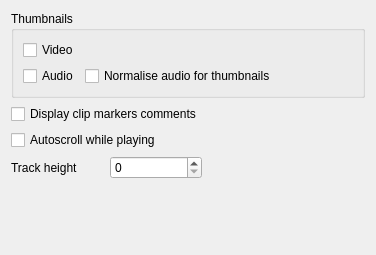
The window that src/widgets/configdisplay_ui.ui (KDE/kdenlive) describes before a commit, drawn with Qt 5.
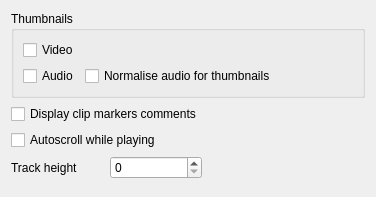
The same window after the commit.

```diff
--- a/src/widgets/configdisplay_ui.ui
+++ b/src/widgets/configdisplay_ui.ui
@@ -6,7 +6,7 @@
     <x>0</x>
     <y>0</y>
     <width>353</width>
-    <height>255</height>
+    <height>197</height>
    </rect>
   </property>
   <layout class="QGridLayout" name="gridLayout_2" >
@@ -63,7 +63,7 @@
    <item row="4" column="1" >
     <widget class="QSpinBox" name="kcfg_trackheight" />
    </item>
-   <item row="4" column="2" >
+   <item row="3" column="2" >
     <spacer name="horizontalSpacer_2" >
      <property name="orientation" >
       <enum>Qt::Horizontal</enum>
@@ -84,7 +84,7 @@
      <property name="sizeHint" stdset="0" >
       <size>
        <width>20</width>
-       <height>56</height>
+       <height>23</height>
       </size>
      </property>
     </spacer>
```
Left out of the diff: 32 changed lines with no effect on the pictures.
